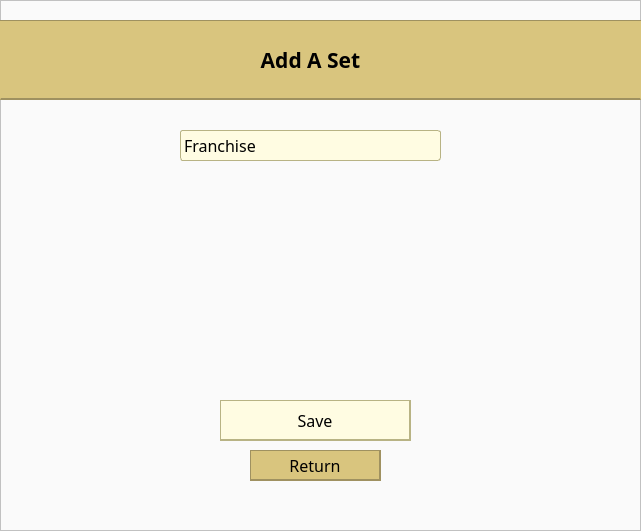
Before: the Qt Designer form addset.ui in Scaryalet/CardVault, drawn with Qt 5.
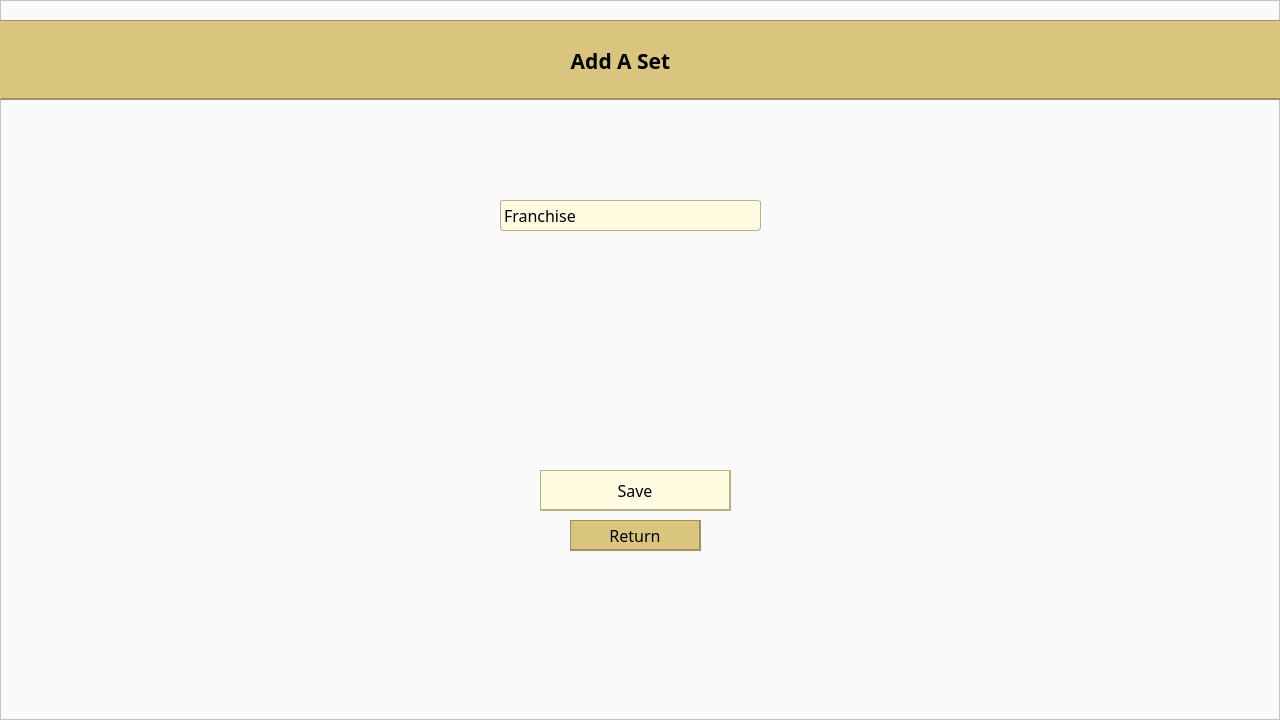
After: the same form once the commit is applied. Icons and pictures are not drawn.

The edit to the form file:
```diff
--- a/addset.ui
+++ b/addset.ui
@@ -9,10 +9,22 @@
    <rect>
     <x>0</x>
     <y>0</y>
-    <width>641</width>
-    <height>531</height>
+    <width>1280</width>
+    <height>720</height>
    </rect>
   </property>
+  <property name="minimumSize">
+   <size>
+    <width>1280</width>
+    <height>720</height>
+   </size>
+  </property>
+  <property name="maximumSize">
+   <size>
+    <width>1280</width>
+    <height>720</height>
+   </size>
+  </property>
   <property name="windowTitle">
    <string>MainWindow</string>
   </property>
@@ -51,85 +63,27 @@
    <property name="styleSheet">
     <string notr="true"/>
    </property>
-   <widget class="QListWidget" name="listWidget">
-    <property name="geometry">
-     <rect>
-      <x>180</x>
-      <y>190</y>
-      <width>261</width>
-      <height>181</height>
-     </rect>
-    </property>
-    <property name="font">
-     <font>
-      <family>Bahnschrift Light</family>
-      <pointsize>12</pointsize>
-     </font>
-    </property>
-    <property name="styleSheet">
-     <string notr="true">background-color: #FAFAFA;
-border: none;</string>
-    </property>
-   </widget>
-   <widget class="QPushButton" name="addSetButton">
-    <property name="geometry">
-     <rect>
-      <x>220</x>
-      <y>400</y>
-      <width>191</width>
-      <height>41</height>
-     </rect>
-    </property>
-    <property name="font">
-     <font>
-      <family>Bahnschrift</family>
-      <pointsize>12</pointsize>
-     </font>
-    </property>
-    <property name="styleSheet">
-     <string notr="true">background-color: rgb(255, 252, 226);
-border: 1px solid #B8B384;
-border-bottom: 2px solid #B8B384;
-border-right: 2px solid #B8B384;</string>
-    </property>
-    <property name="text">
-     <string>Save</string>
-    </property>
-   </widget>
-   <widget class="QPushButton" name="returnButton">
-    <property name="geometry">
-     <rect>
-      <x>250</x>
-      <y>450</y>
-      <width>131</width>
-      <height>31</height>
-     </rect>
-    </property>
-    <property name="font">
-     <font>
-      <family>Bahnschrift</family>
-      <pointsize>12</pointsize>
-     </font>
-    </property>
-    <property name="styleSheet">
-     <string notr="true">background-color: #D9C57E;
-border: 1px solid #9F9160;
-border-bottom: 2px solid #9F9160;
-border-right: 2px solid #9F9160;</string>
-    </property>
-    <property name="text">
-     <string>Return</string>
-    </property>
-   </widget>
    <widget class="QFrame" name="frame">
     <property name="geometry">
      <rect>
       <x>0</x>
       <y>0</y>
-      <width>641</width>
-      <height>531</height>
+      <width>1280</width>
+      <height>720</height>
      </rect>
     </property>
+    <property name="minimumSize">
+     <size>
+      <width>1280</width>
+      <height>720</height>
+     </size>
+    </property>
+    <property name="maximumSize">
+     <size>
+      <width>1280</width>
+      <height>720</height>
+     </size>
+    </property>
     <property name="styleSheet">
      <string notr="true">background-color: rgb(250, 250, 250);</string>
     </property>
@@ -144,7 +98,7 @@
       <rect>
        <x>0</x>
        <y>20</y>
-       <width>641</width>
+       <width>1281</width>
        <height>80</height>
       </rect>
      </property>
@@ -162,8 +116,8 @@
      <widget class="QLabel" name="label">
       <property name="geometry">
        <rect>
-        <x>190</x>
-        <y>9</y>
+        <x>500</x>
+        <y>10</y>
         <width>241</width>
         <height>61</height>
        </rect>
@@ -189,8 +143,8 @@
     <widget class="QComboBox" name="comboBox">
      <property name="geometry">
       <rect>
-       <x>180</x>
-       <y>130</y>
+       <x>500</x>
+       <y>200</y>
        <width>261</width>
        <height>31</height>
       </rect>
@@ -215,6 +169,76 @@
       <string>Franchise</string>
      </property>
     </widget>
+    <widget class="QPushButton" name="returnButton">
+     <property name="geometry">
+      <rect>
+       <x>570</x>
+       <y>520</y>
+       <width>131</width>
+       <height>31</height>
+      </rect>
+     </property>
+     <property name="font">
+      <font>
+       <family>Bahnschrift</family>
+       <pointsize>12</pointsize>
+      </font>
+     </property>
+     <property name="styleSheet">
+      <string notr="true">background-color: #D9C57E;
+border: 1px solid #9F9160;
+border-bottom: 2px solid #9F9160;
+border-right: 2px solid #9F9160;</string>
+     </property>
+     <property name="text">
+      <string>Return</string>
+     </property>
+    </widget>
+    <widget class="QListWidget" name="listWidget">
+     <property name="geometry">
+      <rect>
+       <x>500</x>
+       <y>260</y>
+       <width>261</width>
+       <height>181</height>
+      </rect>
+     </property>
+     <property name="font">
+      <font>
+       <family>Bahnschrift Light</family>
+       <pointsize>12</pointsize>
+      </font>
+     </property>
+     <property name="styleSheet">
+      <string notr="true">background-color: #FAFAFA;
+border: none;</string>
+     </property>
+    </widget>
+    <widget class="QPushButton" name="addSetButton">
+     <property name="geometry">
+      <rect>
+       <x>540</x>
+       <y>470</y>
+       <width>191</width>
+       <height>41</height>
+      </rect>
+     </property>
+     <property name="font">
+      <font>
+       <family>Bahnschrift</family>
+       <pointsize>12</pointsize>
+      </font>
+     </property>
+     <property name="styleSheet">
+      <string notr="true">background-color: rgb(255, 252, 226);
+border: 1px solid #B8B384;
+border-bottom: 2px solid #B8B384;
+border-right: 2px solid #B8B384;</string>
+     </property>
+     <property name="text">
+      <string>Save</string>
+     </property>
+    </widget>
    </widget>
    <zorder>frame</zorder>
    <zorder>listWidget</zorder>
```
Left out of the diff: 4 changed lines with no effect on the pictures.
